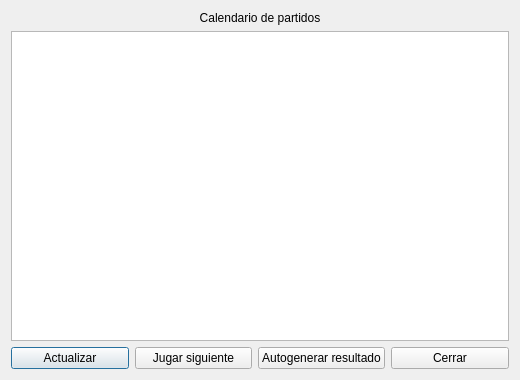
Above: ventanacalendario.ui from stinkal/ProyectoTorneo before the change. Below: the same form after it.
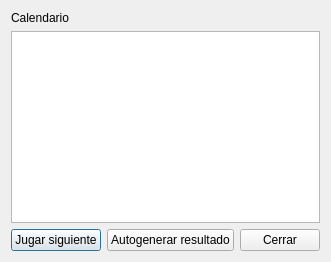
That is the form after the change.

```diff
--- a/ventanacalendario.ui
+++ b/ventanacalendario.ui
@@ -2,26 +2,13 @@
 <ui version="4.0">
  <class>VentanaCalendario</class>
  <widget class="QDialog" name="VentanaCalendario">
-  <property name="geometry">
-   <rect>
-    <x>0</x>
-    <y>0</y>
-    <width>520</width>
-    <height>380</height>
-   </rect>
-  </property>
   <property name="windowTitle">
    <string>Calendario</string>
   </property>
   <layout class="QVBoxLayout" name="verticalLayoutMain">
    <item>
-    <widget class="QLabel" name="lblTitulo">
-     <property name="text">
-      <string>Calendario de partidos</string>
-     </property>
-     <property name="alignment">
-      <set>Qt::AlignCenter</set>
-     </property>
+    <widget class="QLabel" name="lblStatus">
+     <property name="text"><string>Calendario</string></property>
     </widget>
    </item>
    <item>
@@ -30,24 +17,13 @@
    <item>
     <layout class="QHBoxLayout" name="horizontalLayoutButtons">
      <item>
-      <widget class="QPushButton" name="btnActualizar">
-       <property name="text">
-        <string>Actualizar</string>
-       </property>
+      <widget class="QPushButton" name="btnPlayNext">
+       <property name="text"><string>Jugar siguiente</string></property>
       </widget>
      </item>
      <item>
-      <widget class="QPushButton" name="btnJugarSiguiente">
-       <property name="text">
-        <string>Jugar siguiente</string>
-       </property>
-      </widget>
-     </item>
-     <item>
-      <widget class="QPushButton" name="btnAutogenerar">
-       <property name="text">
-        <string>Autogenerar resultado</string>
-       </property>
+      <widget class="QPushButton" name="btnAutoGenerate">
+       <property name="text"><string>Autogenerar resultado</string></property>
       </widget>
      </item>
      <item>
```
Left out of the diff: 10 changed lines with no effect on the pictures.
